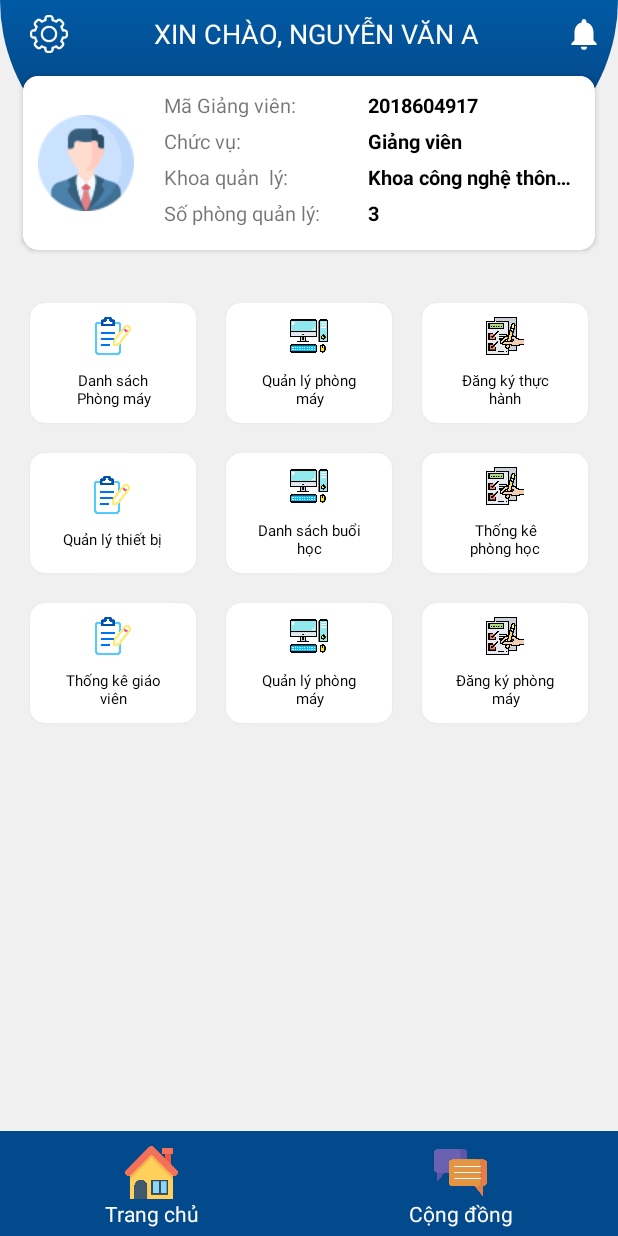
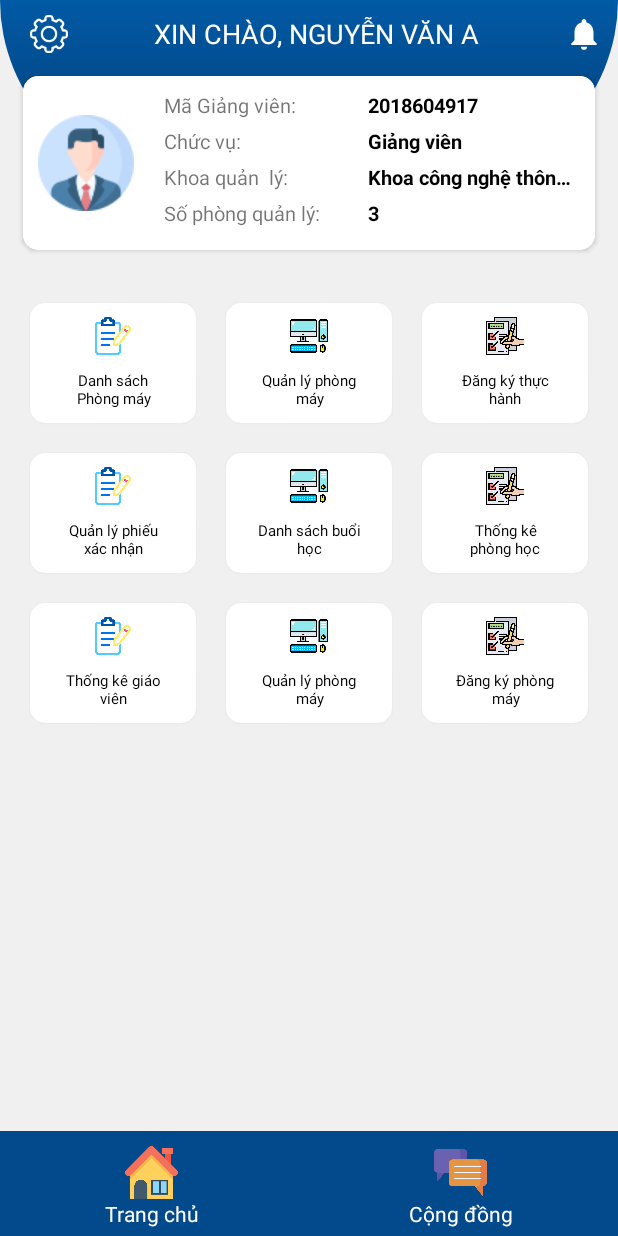
Before and after one commit to Shieldo392/Lab_Mangement, an Android app: the MainActivity screen opened directly, with no data from a screen before it, on a phone screen of 412 x 824 dp. Run offline under Robolectric (Android 15) with nearby library versions, the phone set to English and light mode, and no system bars.

Commit message:
update fix function

```diff
--- a/app/src/main/java/com/example/lab_management/login/LoginActivity.java
+++ b/app/src/main/java/com/example/lab_management/login/LoginActivity.java
@@ -66,10 +66,12 @@ public class LoginActivity extends AppCompatActivity {
         Cursor cursor = db.rawQuery("select * from USER where username = ? and password = ? ",new String[]{user_check,pass_check});
         if(cursor.getCount() > 0) {
             cursor.moveToFirst();
+            int user_id = cursor.getInt(0);
             String username = cursor.getString(1);
             String password = cursor.getString(2);
             SharedPreferences.Editor sp = getSharedPreferences("username",MODE_PRIVATE).edit();
             sp.putString("user_name",username);
+            sp.putInt("user_id", user_id);
             sp.apply();
             cursor.close();
             return username;
--- a/app/src/main/res/layout/activity_main.xml
+++ b/app/src/main/res/layout/activity_main.xml
@@ -285,6 +285,7 @@
             <androidx.cardview.widget.CardView style="@style/cardview_itemHome">
 
                 <LinearLayout
+                    android:id="@+id/ln_manage_verify_report"
                     android:layout_width="wrap_content"
                     android:layout_height="wrap_content"
                     android:layout_gravity="center"
@@ -304,7 +305,7 @@
                         android:gravity="center"
                         android:paddingLeft="15dp"
                         android:paddingRight="15dp"
-                        android:text="Quản lý thiết bị"
+                        android:text="Quản lý phiếu xác nhận"
                         android:textColor="@color/black"
                         android:textSize="10dp" />
 
```
Also changed, not shown: app/src/main/java/com/example/lab_management/manage_verify/EditVerify.java (+14 -0 lines).
